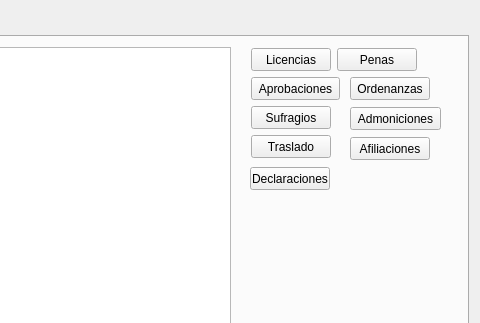
This is gui/dlgdetalles.ui in rogorido/qtpredicadores as Qt 5 draws it before an edit; both pictures show x 213 to 693 and y 0 to 323 of the 693 by 411 pixel window. The edited form follows.
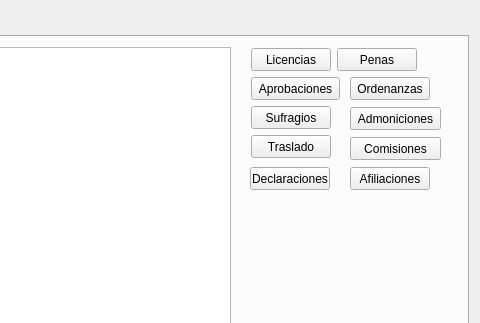
This is the edited form.

What changed in the file:
```diff
--- a/gui/dlgdetalles.ui
+++ b/gui/dlgdetalles.ui
@@ -141,7 +141,7 @@
        <property name="geometry">
         <rect>
          <x>550</x>
-         <y>100</y>
+         <y>130</y>
          <width>80</width>
          <height>23</height>
         </rect>
@@ -163,6 +163,19 @@
         <string>Admoniciones</string>
        </property>
       </widget>
+      <widget class="QPushButton" name="btComisiones">
+       <property name="geometry">
+        <rect>
+         <x>550</x>
+         <y>100</y>
+         <width>91</width>
+         <height>23</height>
+        </rect>
+       </property>
+       <property name="text">
+        <string>Comisiones</string>
+       </property>
+      </widget>
      </widget>
      <widget class="QWidget" name="tab">
       <attribute name="title">
```
